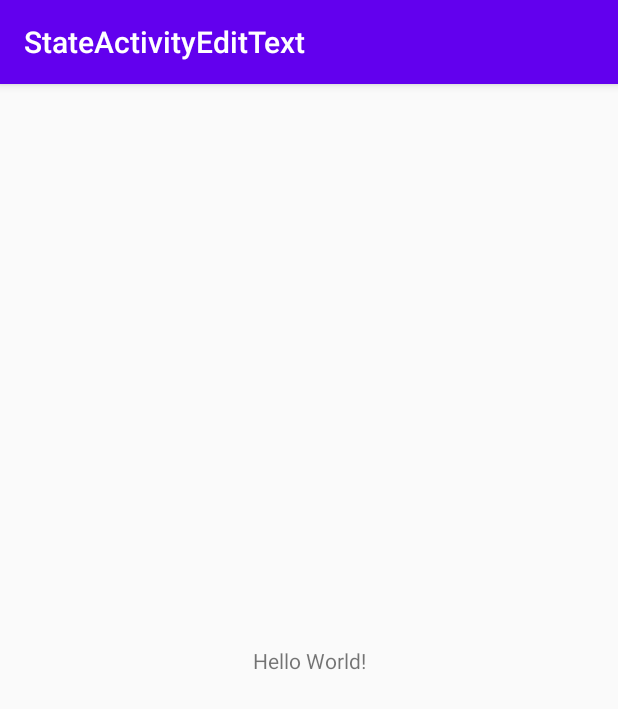
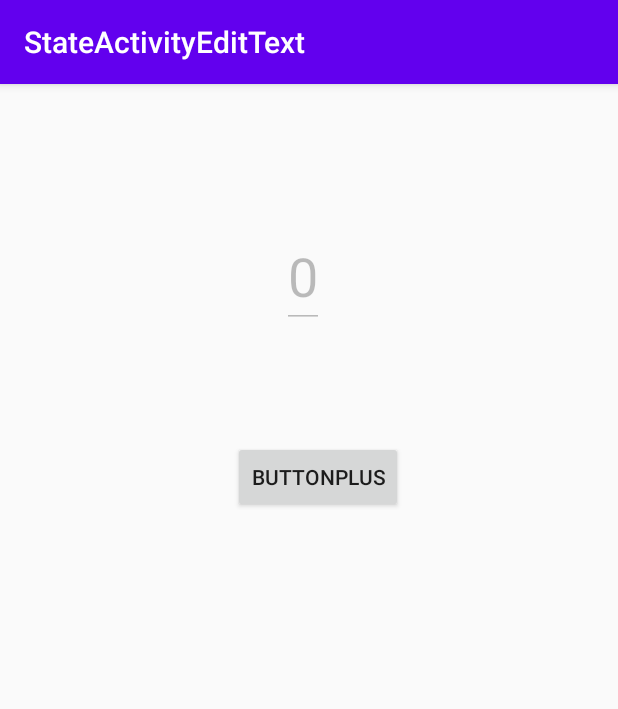
Before and after one commit to Serggithub777/android-basic-level, an Android app: the screen it shows after launch (MainActivity), on a phone screen of 412 x 824 dp. Shown: the top 709 px of the screen. Run offline under Robolectric (Android 15) with nearby library versions, the phone set to English and light mode, and no system bars.

Commit message:
Create StateActivityEditText in Lessin_3

```diff
--- a/Lesson_3/StateActivityEditText/app/src/main/java/com/example/stateactivityedittext/MainActivity.java
+++ b/Lesson_3/StateActivityEditText/app/src/main/java/com/example/stateactivityedittext/MainActivity.java
@@ -3,12 +3,35 @@ package com.example.stateactivityedittext;
 import androidx.appcompat.app.AppCompatActivity;
 
 import android.os.Bundle;
+import android.view.View;
+import android.widget.Button;
+import android.widget.EditText;
+import android.widget.TextView;
+import android.widget.Toast;
 
 public class MainActivity extends AppCompatActivity {
+    private int counter;
+    private EditText text;
 
     @Override
     protected void onCreate(Bundle savedInstanceState) {
         super.onCreate(savedInstanceState);
         setContentView(R.layout.activity_main);
-    }
-}
+        String instanceState;
+
+        if (savedInstanceState == null) {
+            instanceState = "Первый запуск!";
+        } else instanceState = "Повторный запуск!";
+        Toast.makeText(getApplicationContext(), "onCreate()" + instanceState, Toast.LENGTH_SHORT).show();
+
+        text = findViewById(R.id.editTextViewCounter);
+        text.setText(((Integer) counter).toString());
+        Button buttonPlus = findViewById(R.id.buttonPlus);
+        buttonPlus.setOnClickListener(new View.OnClickListener() {
+            @Override
+            public void onClick(View v) {
+                counter++;
+                text.setText(((Integer) counter).toString());
+            }
+        });
+    }}
--- a/Lesson_3/StateActivityEditText/app/src/main/res/layout/activity_main.xml
+++ b/Lesson_3/StateActivityEditText/app/src/main/res/layout/activity_main.xml
@@ -6,13 +6,31 @@
     android:layout_height="match_parent"
     tools:context=".MainActivity">
 
-    <TextView
+    <EditText
+        android:id="@+id/editTextViewCounter"
         android:layout_width="wrap_content"
         android:layout_height="wrap_content"
-        android:text="Hello World!"
-        app:layout_constraintBottom_toBottomOf="parent"
-        app:layout_constraintLeft_toLeftOf="parent"
-        app:layout_constraintRight_toRightOf="parent"
+        android:layout_marginStart="172dp"
+        android:layout_marginTop="93dp"
+        android:layout_marginEnd="180dp"
+        android:text="@string/textviewCounter"
+        android:textSize="36sp"
+        android:enabled="false"
+        app:layout_constraintEnd_toEndOf="parent"
+        app:layout_constraintStart_toStartOf="parent"
+        app:layout_constraintTop_toTopOf="parent"
+        />
+
+    <Button
+        android:id="@+id/buttonPlus"
+        android:layout_width="wrap_content"
+        android:layout_height="wrap_content"
+        android:layout_marginStart="167dp"
+        android:layout_marginTop="238dp"
+        android:layout_marginEnd="155dp"
+        android:text="@string/buttonPlus"
+        app:layout_constraintEnd_toEndOf="parent"
+        app:layout_constraintStart_toStartOf="parent"
         app:layout_constraintTop_toTopOf="parent" />
 
 </androidx.constraintlayout.widget.ConstraintLayout>
--- a/Lesson_3/StateActivityEditText/app/src/main/res/values/strings.xml
+++ b/Lesson_3/StateActivityEditText/app/src/main/res/values/strings.xml
@@ -1,3 +1,5 @@
 <resources>
     <string name="app_name">StateActivityEditText</string>
+    <string name="buttonPlus">buttonPlus</string>
+    <string name="textviewCounter">textviewCounter</string>
 </resources>
```
